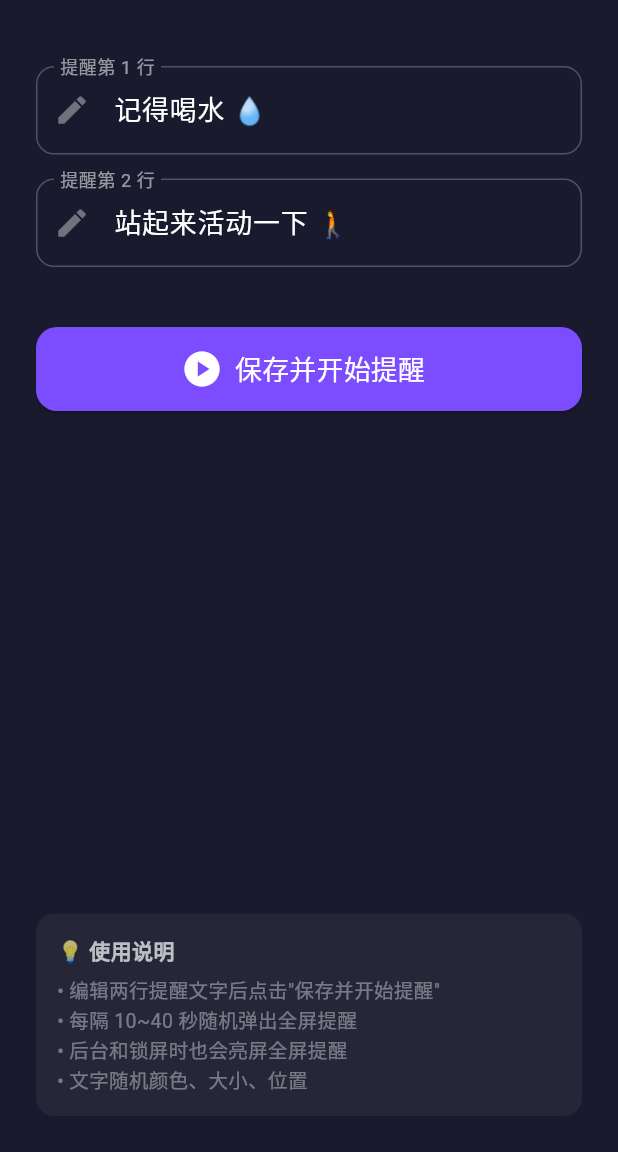
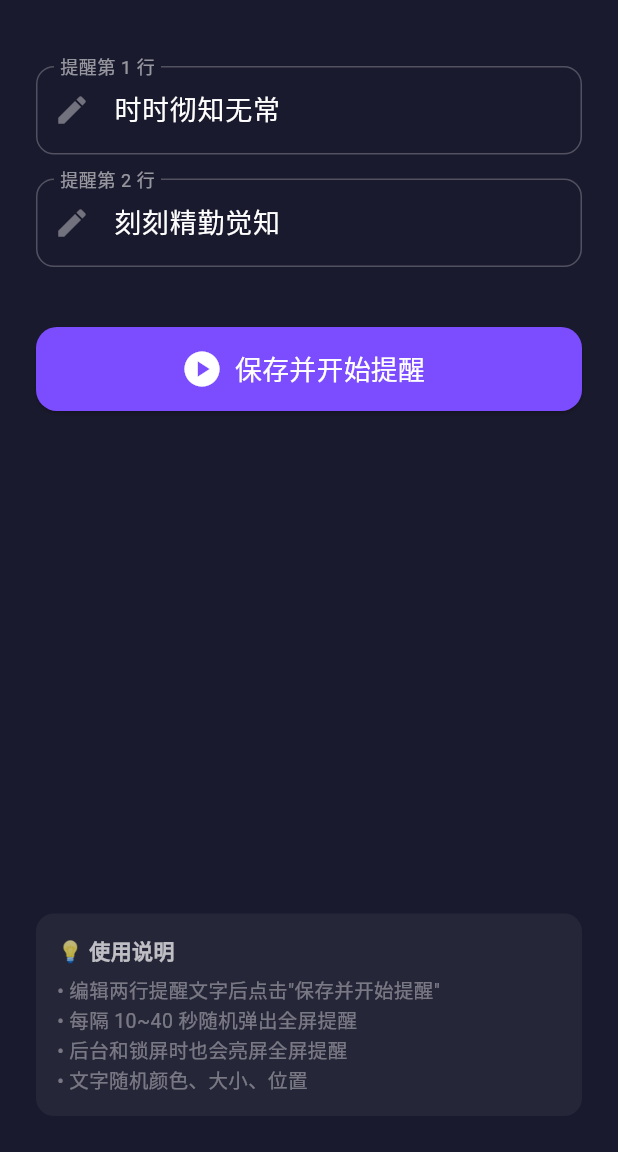
Before and after one commit to Leos06129/randomreminder, a Flutter app: the screen it shows after launch, on a phone screen of 412 x 824 dp, the part 84-1236 px from its top. Run offline on Flutter 3.47's test engine with Material 3 defaults, Android fonts, the phone set to English and light mode, and no system bars; our stand-ins replace flutter_local_notifications, shared_preferences, timezone; missing offline and left inert: flutter_foreground_task, flutter_local_notifications_platform_interface.dart.

Commit message:
Add files via upload

```diff
--- a/lib/main.dart
+++ b/lib/main.dart
@@ -7,6 +7,8 @@ import 'package:flutter_local_notifications/flutter_local_notifications.dart'
     as fln;
 import 'package:flutter_foreground_task/flutter_foreground_task.dart';
 import 'package:timezone/data/latest.dart' as tz_data;
+import 'package:flutter_local_notifications_platform_interface.dart'
+    show AndroidIntent;
 
 // 方法通道，用于获取 Android 启动参数
 const MethodChannel _launchChannel = MethodChannel('com.reminder.randomreminder/launch');
@@ -93,8 +95,16 @@ class ReminderTaskHandler extends TaskHandler {
 
   Future<void> _fireReminder() async {
     final prefs = await SharedPreferences.getInstance();
-    final line1 = prefs.getString('line1') ?? '记得喝水 💧';
-    final line2 = prefs.getString('line2') ?? '站起来活动一下 🚶';
+    final line1 = prefs.getString('line1') ?? '时时彻知无常';
+    final line2 = prefs.getString('line2') ?? '刻刻精勤觉知';
+
+    // 创建指向 FullScreenActivity 的全屏 Intent
+    final fullScreenAndroidIntent = AndroidIntent(
+      action: 'android.intent.action.MAIN',
+      package: 'com.reminder.randomreminder',
+      className: 'com.reminder.randomreminder.FullScreenActivity',
+      arguments: {'extra_fullscreen': true},
+    );
 
     // 创建全屏通知配置
     final styleInfo = fln.BigTextStyleInformation(
@@ -108,7 +118,7 @@ class ReminderTaskHandler extends TaskHandler {
       channelDescription: '随机提醒全屏通知',
       importance: fln.Importance.max,
       priority: fln.Priority.max,  // 最高优先级
-      fullScreenIntent: true,       // 全屏意图，锁屏时唤屏
+      fullScreenIntent: fullScreenAndroidIntent,  // 全屏意图，锁屏时唤屏
       category: fln.AndroidNotificationCategory.alarm,
       visibility: fln.NotificationVisibility.public,
       timeoutAfter: 5000,
@@ -293,8 +303,8 @@ class _HomePageState extends State<HomePage> with WidgetsBindingObserver {
   Future<void> _loadSettings() async {
     final p = await SharedPreferences.getInstance();
     setState(() {
-      _line1.text = p.getString('line1') ?? '记得喝水 💧';
-      _line2.text = p.getString('line2') ?? '站起来活动一下 🚶';
+      _line1.text = p.getString('line1') ?? '时时彻知无常';
+      _line2.text = p.getString('line2') ?? '刻刻精勤觉知';
     });
   }
 
@@ -582,8 +592,8 @@ class _ReminderOverlayPageState extends State<ReminderOverlayPage>
     final p = await SharedPreferences.getInstance();
     if (mounted) {
       setState(() {
-        _line1 = p.getString('line1') ?? '记得喝水 💧';
-        _line2 = p.getString('line2') ?? '站起来活动一下 🚶';
+        _line1 = p.getString('line1') ?? '时时彻知无常';
+        _line2 = p.getString('line2') ?? '刻刻精勤觉知';
       });
     }
   }
```
